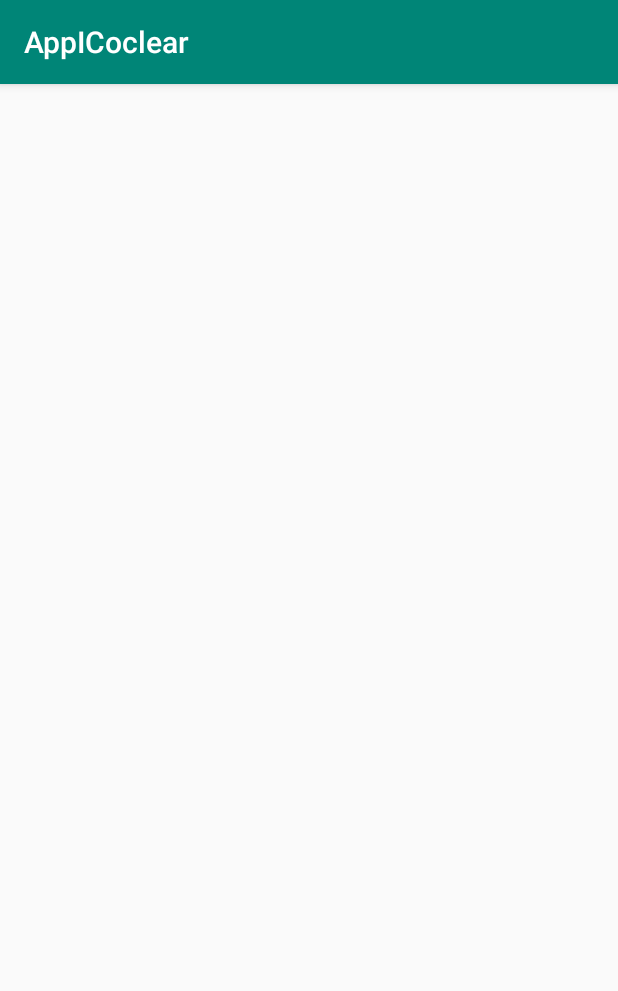
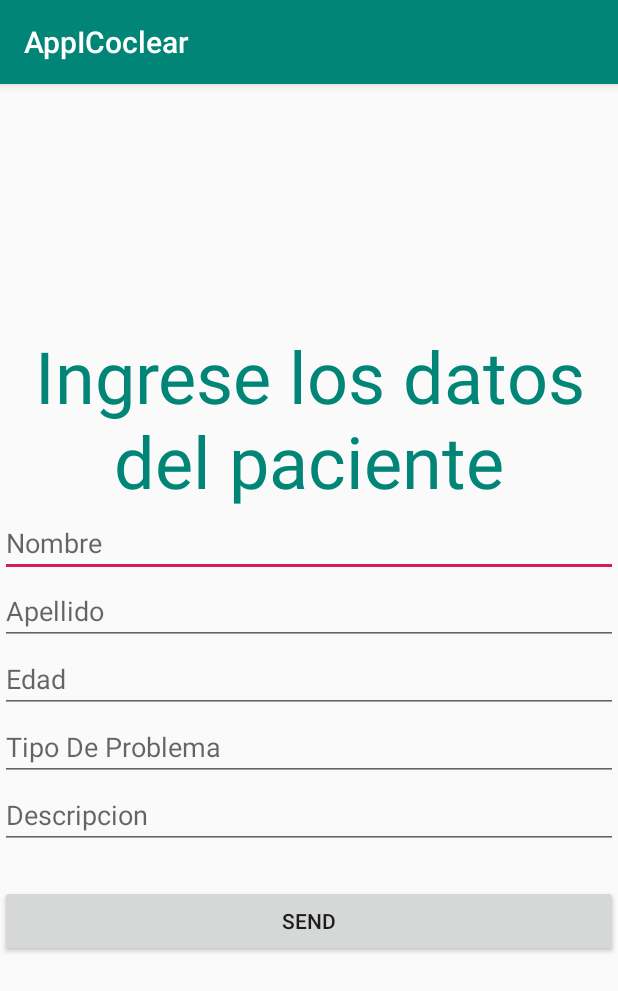
Before and after one commit to valencia12/ImplanteAPP, an Android app: the DataPatient screen opened directly, with no data from a screen before it, on a phone screen of 412 x 824 dp. Shown: the top 991 px of the screen. Run offline under Robolectric (Android 15) with nearby library versions, the phone set to English and light mode, and no system bars.

Commit message:
Add others action in data patient

```diff
--- a/app/build.gradle
+++ b/app/build.gradle
@@ -7,7 +7,7 @@ apply plugin: 'kotlin-android-extensions'
 android {
     compileSdkVersion 28
     defaultConfig {
-        applicationId "com.example.appicoclear"
+        applicationId "com.project.appicoclear"
         minSdkVersion 28
         targetSdkVersion 28
         versionCode 1
--- a/app/src/main/java/com/example/appicoclear/MainActivity.kt
+++ b/app/src/main/java/com/project/appicoclear/MainActivity.kt
@@ -1,11 +1,11 @@
-package com.example.appicoclear
+package com.project.appicoclear
 
 import android.content.Intent
 import android.support.v7.app.AppCompatActivity
 import android.os.Bundle
 import android.util.Log
 import android.widget.Toast
-import com.example.appicoclear.activites.loginAction.LoginActivity
+import com.project.appicoclear.activites.loginAction.LoginActivity
 import com.google.firebase.auth.FirebaseAuth
 import kotlinx.android.synthetic.main.activity_main.*
 
--- a/app/src/main/java/com/example/appicoclear/activites/viewsAccounts/DataPatient.kt
+++ b/app/src/main/java/com/project/appicoclear/activites/viewsAccounts/DataPatient.kt
@@ -1,8 +1,8 @@
-package com.example.appicoclear.activites.viewsAccounts
+package com.project.appicoclear.activites.viewsAccounts
 
 import android.support.v7.app.AppCompatActivity
 import android.os.Bundle
-import com.example.appicoclear.R
+import com.project.appicoclear.R
 
 class DataPatient : AppCompatActivity() {
 
--- a/app/src/main/java/com/example/appicoclear/activites/viewsAccounts/RegisterPatient.kt
+++ b/app/src/main/java/com/project/appicoclear/activites/viewsAccounts/RegisterPatient.kt
@@ -1,8 +1,8 @@
-package com.example.appicoclear.activites.viewsAccounts
+package com.project.appicoclear.activites.viewsAccounts
 
 import android.support.v7.app.AppCompatActivity
 import android.os.Bundle
-import com.example.appicoclear.R
+import com.project.appicoclear.R
 
 class RegisterPatient : AppCompatActivity() {
 
--- a/app/src/main/java/com/example/appicoclear/activites/viewsAccounts/actionTherapist/playSounds.kt
+++ b/app/src/main/java/com/project/appicoclear/activites/viewsAccounts/actionTherapist/playSounds.kt
@@ -1,10 +1,10 @@
-package com.example.appicoclear.activites.viewsAccounts.actionTherapist
+package com.project.appicoclear.activites.viewsAccounts.actionTherapist
 
 import android.media.MediaPlayer
 import android.support.v7.app.AppCompatActivity
 import android.os.Bundle
 import android.view.MotionEvent
-import com.example.appicoclear.R
+import com.project.appicoclear.R
 import kotlinx.android.synthetic.main.activity_play_sounds.*
 
 class playSounds : AppCompatActivity() {
--- a/app/src/main/res/layout/activity_data_patient.xml
+++ b/app/src/main/res/layout/activity_data_patient.xml
@@ -1,10 +1,73 @@
 <?xml version="1.0" encoding="utf-8"?>
-<android.support.constraint.ConstraintLayout
+<ScrollView
         xmlns:android="http://schemas.android.com/apk/res/android"
-        xmlns:tools="http://schemas.android.com/tools"
-        xmlns:app="http://schemas.android.com/apk/res-auto"
-        android:layout_width="match_parent"
-        android:layout_height="match_parent"
-        tools:context=".activites.viewsAccounts.DataPatient">
+        android:layout_width="fill_parent"
+        android:layout_height="fill_parent"
+        android:fitsSystemWindows="true">
 
-</android.support.constraint.ConstraintLayout>
+    <LinearLayout
+            android:layout_width="match_parent"
+            android:layout_height="459dp"
+            android:layout_gravity="center"
+            android:layout_weight="1"
+            android:orientation="vertical">
+
+
+
+        <!-- Name Label -->
+        <TextView
+                android:layout_width="match_parent"
+                android:layout_height="wrap_content"
+                android:gravity="center"
+                android:textColor="@color/colorPrimary"
+                android:textSize="@android:dimen/app_icon_size"
+                android:text="@string/ingrese_los_datos_del_paciente"/>
+
+        <EditText android:id="@+id/name1"
+                  android:layout_width="match_parent"
+                  android:layout_height="wrap_content"
+                  android:inputType="textPersonName"
+                  android:hint="Nombre" />
+
+
+
+
+        <EditText android:id="@+id/apell1"
+                  android:layout_width="match_parent"
+                  android:layout_height="wrap_content"
+                  android:inputType="textEmailAddress"
+                  android:hint="Apellido" />
+
+
+
+
+        <EditText android:id="@+id/age"
+                  android:layout_width="match_parent"
+                  android:layout_height="wrap_content"
+                  android:inputType="textPassword"
+                  android:hint="Edad"/>
+
+        <EditText android:id="@+id/problem"
+                  android:layout_width="match_parent"
+                  android:layout_height="wrap_content"
+                  android:inputType="textPassword"
+                  android:hint="@string/tipo_de_problema"/>
+
+        <EditText android:id="@+id/description"
+                  android:layout_width="match_parent"
+                  android:layout_height="wrap_content"
+                  android:inputType="textPassword"
+                  android:hint="@string/descripcion"/>
+
+
+        <android.support.v7.widget.AppCompatButton
+                android:id="@+id/btn_sendStore"
+                android:layout_width="fill_parent"
+                android:layout_height="wrap_content"
+                android:layout_marginTop="24dp"
+                android:layout_marginBottom="24dp"
+                android:padding="12dp"
+                android:text="@string/send"/>
+
+    </LinearLayout>
+</ScrollView>
--- a/app/src/main/res/values/strings.xml
+++ b/app/src/main/res/values/strings.xml
@@ -9,4 +9,8 @@
     <string name="perro">perro</string>
     <string name="puma">puma</string>
     <string name="oso">oso</string>
+    <string name="send">Send</string>
+    <string name="tipo_de_problema">Tipo De Problema</string>
+    <string name="descripcion">Descripcion</string>
+    <string name="ingrese_los_datos_del_paciente">Ingrese los datos del paciente</string>
 </resources>
```
Also changed, not shown: app/src/main/AndroidManifest.xml (+6 -6 lines), app/src/main/java/com/project/appicoclear/activites/loginAction/LoginActivity.kt (renamed from app/src/main/java/com/example/appicoclear/activites/loginAction/LoginActivity.kt, +4 -4 lines), app/src/main/java/com/project/appicoclear/activites/viewsAccounts/HomeUser.kt (renamed from app/src/main/java/com/example/appicoclear/activites/viewsAccounts/HomeUser.kt, +3 -5 lines), 6 other files.
